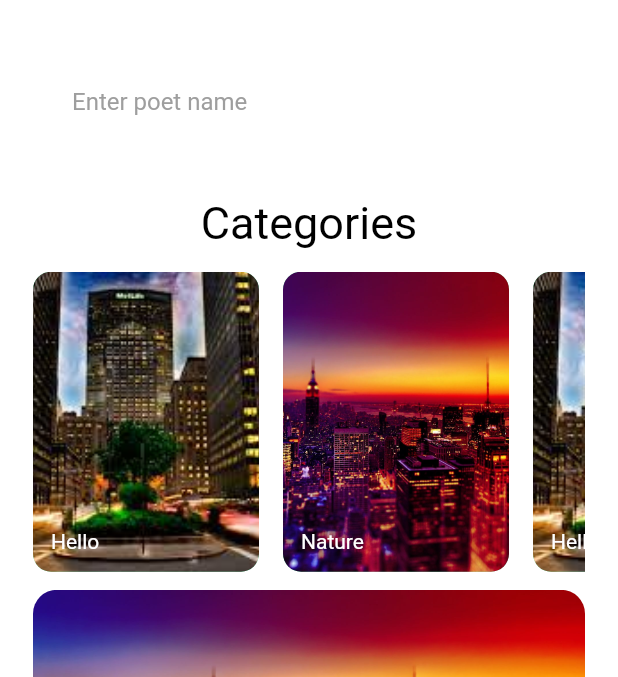
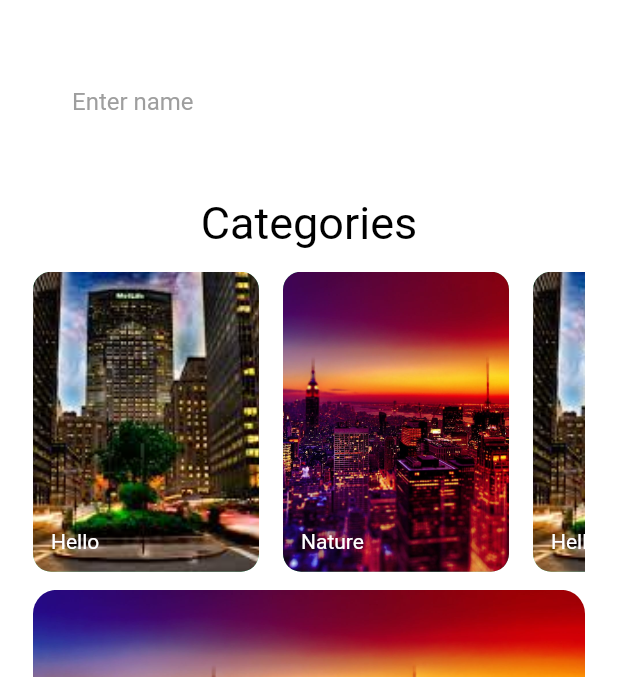
Before and after one commit to ahmerrkhan/wallpapers, a Flutter app: the screen it shows after launch, on a phone screen of 412 x 824 dp, the part 228-905 px from its top. Run offline on Flutter 3.47's test engine with Material 2 defaults, Android fonts, the phone set to English and light mode, and no system bars.

Commit message:
Update mainScreen.dart

```diff
--- a/lightdarkthemeapp/lib/mainScreen.dart
+++ b/lightdarkthemeapp/lib/mainScreen.dart
@@ -56,7 +56,7 @@ class _mainScreenState extends State<mainScreen> {
                     ),
                     child: TextField(
                       decoration: InputDecoration(
-                        hintText: 'Enter poet name',
+                        hintText: 'Enter name',
                         hintStyle: TextStyle(color: Colors.grey),
                         border: InputBorder.none,
                         prefix: Icon(
```
